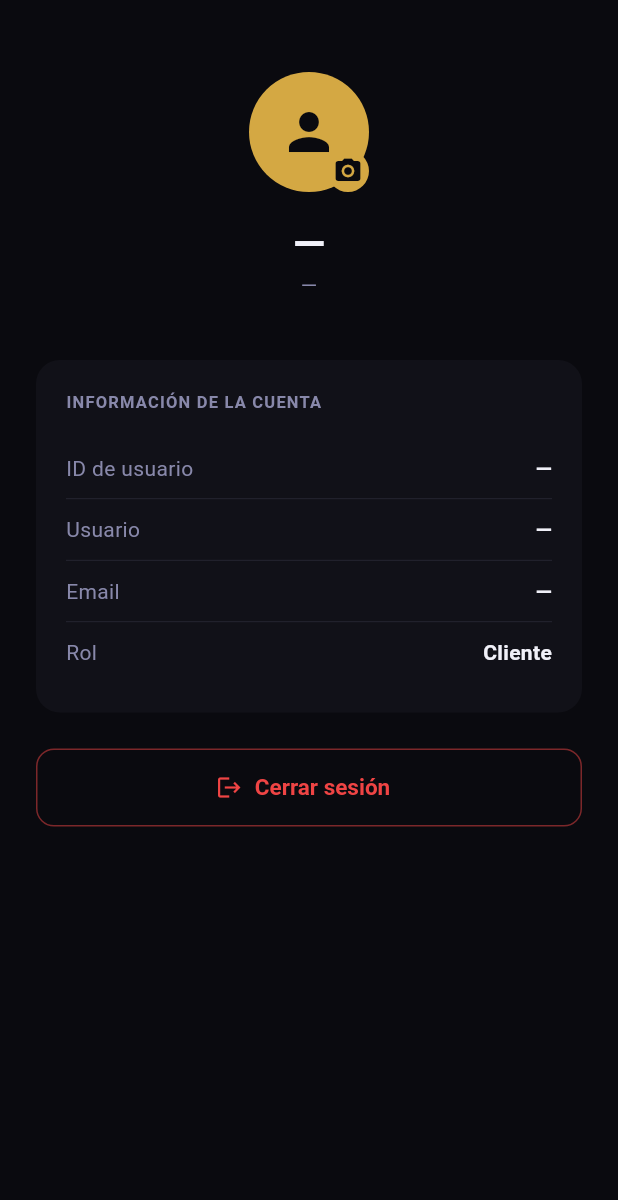
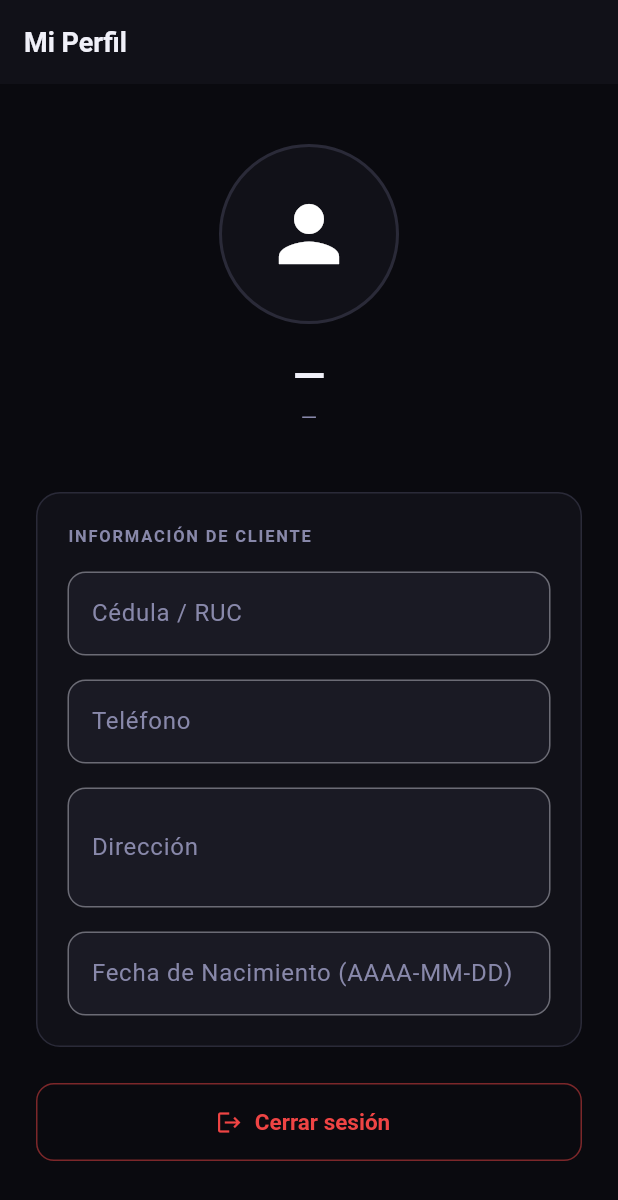
Before and after one commit to Adavidfr/motoshop_app, a Flutter app: the ProfileScreen screen opened by its route, on a phone screen of 412 x 824 dp. Shown: the top 1200 px of the screen. Run offline on Flutter 3.47's test engine with Material 3 defaults, Android fonts, the phone set to English and light mode, and no system bars; our stand-ins replace cached_network_image, dio, flutter_dotenv, flutter_riverpod, flutter_secure_storage, go_router and 1 more; accounts and stored records are empty; network calls fail.

Commit message:
moto-T1-Implementacion completa de autenticacion, login JWT y perfil cliente

```diff
--- a/lib/domain/model/user_profile.dart
+++ b/lib/domain/model/user_profile.dart
@@ -1,30 +1,66 @@
-// lib/domain/model/user_profile.dart  (extracto relevante)
+// lib/domain/model/user_profile.dart
+
 class UserProfile {
+  final int idPerfil;
+  final String username;
+  final String email;
+  final String cedula;
+  final String telefono;
+  final String direccion;
+  final String? fotoPerfil;
+  final String? fechaNacimiento;
+
   const UserProfile({
-    required this.id,
+    required this.idPerfil,
     required this.username,
     required this.email,
-    required this.firstName,
-    required this.lastName,
-    required this.isStaff,
-    this.avatarUrl,
+    required this.cedula,
+    required this.telefono,
+    required this.direccion,
+    this.fotoPerfil,
+    this.fechaNacimiento,
   });
 
-  final int     id;
-  final String  username;
-  final String  email;
-  final String  firstName;
-  final String  lastName;
-  final bool    isStaff;
-  final String? avatarUrl; // <-- URL absoluta o null
+  factory UserProfile.fromJson(Map<String, dynamic> json) => UserProfile(
+        idPerfil: json['id_perfil'] as int,
+        username: json['username'] as String? ?? '',
+        email: json['email'] as String? ?? '',
+        cedula: json['cedula'] as String? ?? '',
+        telefono: json['telefono'] as String? ?? '',
+        direccion: json['direccion'] as String? ?? '',
+        fotoPerfil: json['foto_perfil'] as String?,
+        fechaNacimiento: json['fecha_nacimiento'] as String?,
+      );
 
-  factory UserProfile.fromJson(Map<String, dynamic> j) => UserProfile(
-    id:         j['id']          as int,
-    username:   j['username']    as String,
-    email:      j['email']       as String,
-    firstName:  j['first_name']  as String? ?? '',
-    lastName:   j['last_name']   as String? ?? '',
-    isStaff:    j['is_staff']    as bool?   ?? false,
-    avatarUrl:  j['avatar_url']  as String?,
-  );
+  Map<String, dynamic> toJson() => {
+        'id_perfil': idPerfil,
+        'username': username,
+        'email': email,
+        'cedula': cedula,
+        'telefono': telefono,
+        'direccion': direccion,
+        'foto_perfil': fotoPerfil,
+        'fecha_nacimiento': fechaNacimiento,
+      };
+
+  UserProfile copyWith({
+    int? idPerfil,
+    String? username,
+    String? email,
+    String? cedula,
+    String? telefono,
+    String? direccion,
+    String? fotoPerfil,
+    String? fechaNacimiento,
+  }) =>
+      UserProfile(
+        idPerfil: idPerfil ?? this.idPerfil,
+        username: username ?? this.username,
+        email: email ?? this.email,
+        cedula: cedula ?? this.cedula,
+        telefono: telefono ?? this.telefono,
+        direccion: direccion ?? this.direccion,
+        fotoPerfil: fotoPerfil ?? this.fotoPerfil,
+        fechaNacimiento: fechaNacimiento ?? this.fechaNacimiento,
+      );
 }
--- a/lib/presentation/screens/auth/profile_screen.dart
+++ b/lib/presentation/screens/auth/profile_screen.dart
@@ -1,67 +1,170 @@
 // lib/presentation/screens/auth/profile_screen.dart
 
+import 'dart:io';
 import 'package:flutter/material.dart';
 import 'package:flutter_riverpod/flutter_riverpod.dart';
 import 'package:go_router/go_router.dart';
+import 'package:image_picker/image_picker.dart';
 import '../../../theme/app_colors.dart';
 import '../../providers/auth_provider.dart';
-import '../../providers/image_upload_provider.dart';
 import '../../providers/profile_provider.dart';
 import '../../widgets/user_avatar.dart';
 
-class ProfileScreen extends ConsumerWidget {
+class ProfileScreen extends ConsumerStatefulWidget {
   const ProfileScreen({super.key});
 
   @override
-  Widget build(BuildContext context, WidgetRef ref) {
+  ConsumerState<ProfileScreen> createState() => _ProfileScreenState();
+}
+
+class _ProfileScreenState extends ConsumerState<ProfileScreen> {
+  final _formKey = GlobalKey<FormState>();
+  final _picker = ImagePicker();
+
+  late TextEditingController _cedulaCtrl;
+  late TextEditingController _telefonoCtrl;
+  late TextEditingController _direccionCtrl;
+  late TextEditingController _fechaNacCtrl;
+
+  bool _isEditing = false;
+  File? _selectedImageFile;
+
+  @override
+  void initState() {
+    super.initState();
+    _cedulaCtrl = TextEditingController();
+    _telefonoCtrl = TextEditingController();
+    _direccionCtrl = TextEditingController();
+    _fechaNacCtrl = TextEditingController();
+  }
+
+  @override
+  void dispose() {
+    _cedulaCtrl.dispose();
+    _telefonoCtrl.dispose();
+    _direccionCtrl.dispose();
+    _fechaNacCtrl.dispose();
+    super.dispose();
+  }
+
+  void _populateFields(UserProfile? profile) {
+    if (profile == null) return;
+    _cedulaCtrl.text = profile.cedula;
+    _telefonoCtrl.text = profile.telefono;
+    _direccionCtrl.text = profile.direccion;
+    _fechaNacCtrl.text = profile.fechaNacimiento ?? '';
+  }
+
+  Future<void> _pickImage() async {
+    final picked = await _picker.pickImage(source: ImageSource.gallery, imageQuality: 85);
+    if (picked != null) {
+      setState(() {
+        _selectedImageFile = File(picked.path);
+      });
+    }
+  }
+
+  @override
+  Widget build(BuildContext context) {
     final user = ref.watch(authProvider).user;
-    final profileAsync = ref.watch(profileProvider);
-    final uploadState = ref.watch(imageUploadProvider);
+    final profileState = ref.watch(profileProvider);
     final tt = Theme.of(context).textTheme;
 
-    ref.listen<ImageUploadState>(imageUploadProvider, (_, next) {
-      if (next is ImageUploadSuccess) {
+    // Popular campos si no se está editando y los datos se cargaron
+    if (!_isEditing && profileState.profile != null) {
+      _populateFields(profileState.profile);
+    }
+
+    ref.listen<ProfileFormState>(
+      profileProvider.select((s) => s.formState),
+      (_, next) {
+        if (next is ProfileFormSuccess) {
           ScaffoldMessenger.of(context).showSnackBar(
-          const SnackBar(content: Text('Avatar actualizado correctamente.')),
+            SnackBar(content: Text(next.message), backgroundColor: AppColors.accent),
           );
-        ref.invalidate(profileProvider);
-        ref.read(imageUploadProvider.notifier).reset();
-      } else if (next is ImageUploadError) {
+          ref.read(profileProvider.notifier).resetFormState();
+          setState(() {
+            _isEditing = false;
+            _selectedImageFile = null;
+          });
+        } else if (next is ProfileFormError) {
           ScaffoldMessenger.of(context).showSnackBar(
-          SnackBar(
-            content: Text(next.message),
-            backgroundColor: AppColors.error,
-          ),
+            SnackBar(content: Text(next.message), backgroundColor: AppColors.error),
           );
-        ref.read(imageUploadProvider.notifier).reset();
+          ref.read(profileProvider.notifier).resetFormState();
         }
-    });
+      },
+    );
+
+    final isSaving = profileState.formState is ProfileFormSaving;
+    final profile = profileState.profile;
 
     return Scaffold(
+      appBar: AppBar(
+        title: const Text('Mi Perfil'),
+        actions: [
+          if (!_isEditing && profile != null)
+            IconButton(
+              icon: const Icon(Icons.edit_outlined),
+              onPressed: () => setState(() => _isEditing = true),
+              tooltip: 'Editar Perfil',
+            ),
+          if (_isEditing)
+            IconButton(
+              icon: const Icon(Icons.close),
+              onPressed: () => setState(() {
+                _isEditing = false;
+                _selectedImageFile = null;
+              }),
+              tooltip: 'Cancelar Edición',
+            ),
+        ],
+      ),
       body: SafeArea(
-        child: SingleChildScrollView(
+        child: profileState.isLoading && profile == null
+            ? const Center(child: CircularProgressIndicator())
+            : SingleChildScrollView(
                 padding: const EdgeInsets.all(24),
                 child: Column(
                   children: [
-              const SizedBox(height: 24),
-
-              // Avatar con tap para cambiar
-              Stack(
-                alignment: Alignment.center,
+                    const SizedBox(height: 16),
+                    // Avatar & Picker
+                    Center(
+                      child: GestureDetector(
+                        onTap: _isEditing ? _pickImage : null,
+                        child: Stack(
+                          alignment: Alignment.bottomRight,
                           children: [
-                  UserAvatar(
-                    avatarUrl: profileAsync.valueOrNull?.avatarUrl,
-                    username: user?.username,
-                    radius: 40,
-                    onTap: uploadState is ImageUploadLoading
-                        ? null
-                        : () => ref
-                            .read(imageUploadProvider.notifier)
-                            .pickAndUploadAvatar(),
+                            Container(
+                              width: 120,
+                              height: 120,
+                              decoration: BoxDecoration(
+                                shape: BoxShape.circle,
+                                color: AppColors.surface,
+                                border: Border.all(color: AppColors.border, width: 2),
                               ),
-                  if (uploadState is ImageUploadLoading)
-                    const CircularProgressIndicator(),
+                              child: ClipOval(
+                                child: _selectedImageFile != null
+                                    ? Image.file(_selectedImageFile!, fit: BoxFit.cover)
+                                    : (profile?.fotoPerfil != null
+                                        ? Image.network(
+                                            profile!.fotoPerfil!,
+                                            fit: BoxFit.cover,
+                                            errorBuilder: (c, o, s) =>
+                                                const Icon(Icons.person, size: 60),
+                                          )
+                                        : const Icon(Icons.person, size: 60)),
+                              ),
+                            ),
+                            if (_isEditing)
+                              CircleAvatar(
+                                radius: 18,
+                                backgroundColor: AppColors.accent,
+                                child: const Icon(Icons.camera_alt, size: 18, color: Colors.white),
+                              )
                           ],
+                        ),
+                      ),
                     ),
                     const SizedBox(height: 16),
                     Text(user?.username ?? '—', style: tt.headlineMedium),
@@ -69,14 +172,13 @@ class ProfileScreen extends ConsumerWidget {
                     const SizedBox(height: 8),
                     if (user?.isStaff == true)
                       Container(
-                  padding:
-                      const EdgeInsets.symmetric(horizontal: 14, vertical: 4),
+                        padding: const EdgeInsets.symmetric(horizontal: 14, vertical: 4),
                         decoration: BoxDecoration(
                           color: AppColors.accent.withValues(alpha: 0.15),
                           borderRadius: BorderRadius.circular(999),
                         ),
                         child: const Text(
-                    'Staff',
+                          'Staff / Administrador',
                           style: TextStyle(
                             color: AppColors.accent,
                             fontSize: 12,
@@ -87,67 +189,87 @@ class ProfileScreen extends ConsumerWidget {
                       ),
                     const SizedBox(height: 32),
 
-              // Información de la cuenta
-              Container(
+                    Form(
+                      key: _formKey,
+                      child: Container(
                         width: double.infinity,
                         padding: const EdgeInsets.all(20),
                         decoration: BoxDecoration(
                           color: AppColors.surface,
                           borderRadius: BorderRadius.circular(16),
+                          border: Border.all(color: AppColors.border),
                         ),
                         child: Column(
                           crossAxisAlignment: CrossAxisAlignment.start,
                           children: [
-                    const Text(
-                      'INFORMACIÓN DE LA CUENTA',
-                      style: TextStyle(
+                            Text(
+                              'INFORMACIÓN DE CLIENTE',
+                              style: tt.labelSmall?.copyWith(
+                                letterSpacing: 1.2,
                                 color: AppColors.textSecondary,
-                        fontSize: 11,
                                 fontWeight: FontWeight.bold,
-                        letterSpacing: 0.8,
                               ),
                             ),
                             const SizedBox(height: 16),
-                    ...[
-                      ('ID de usuario', user?.id.toString() ?? '—'),
-                      ('Usuario', user?.username ?? '—'),
-                      ('Email', user?.email ?? '—'),
-                      (
-                        'Rol',
-                        user?.isStaff == true ? 'Administrador' : 'Cliente'
+                            TextFormField(
+                              controller: _cedulaCtrl,
+                              decoration: const InputDecoration(labelText: 'Cédula / RUC'),
+                              enabled: _isEditing && !isSaving,
+                              validator: (val) =>
+                                  val == null || val.trim().isEmpty ? 'Requerido' : null,
                             ),
-                    ].asMap().entries.map((entry) {
-                      final isLast = entry.key == 3;
-                      return Column(
-                        children: [
-                          Padding(
-                            padding: const EdgeInsets.symmetric(vertical: 10),
-                            child: Row(
-                              mainAxisAlignment: MainAxisAlignment.spaceBetween,
-                              children: [
-                                Text(entry.value.$1,
-                                    style: const TextStyle(
-                                        color: AppColors.textSecondary)),
-                                Text(
-                                  entry.value.$2,
-                                  style: const TextStyle(
-                                    color: AppColors.textPrimary,
-                                    fontWeight: FontWeight.w600,
+                            const SizedBox(height: 16),
+                            TextFormField(
+                              controller: _telefonoCtrl,
+                              decoration: const InputDecoration(labelText: 'Teléfono'),
+                              enabled: _isEditing && !isSaving,
+                              validator: (val) =>
+                                  val == null || val.trim().isEmpty ? 'Requerido' : null,
+                            ),
+                            const SizedBox(height: 16),
+                            TextFormField(
+                              controller: _direccionCtrl,
+                              decoration: const InputDecoration(labelText: 'Dirección'),
+                              maxLines: 2,
+                              enabled: _isEditing && !isSaving,
+                              validator: (val) =>
+                                  val == null || val.trim().isEmpty ? 'Requerido' : null,
+                            ),
+                            const SizedBox(height: 16),
+                            TextFormField(
+                              controller: _fechaNacCtrl,
+                              decoration: const InputDecoration(
+                                labelText: 'Fecha de Nacimiento (AAAA-MM-DD)',
+                                hintText: 'Ej. 1995-10-25',
+                              ),
+                              enabled: _isEditing && !isSaving,
+                              validator: (val) {
+                                if (val == null || val.trim().isEmpty) return null;
+                                final regex = RegExp(r'^\d{4}-\d{2}-\d{2}$');
+                                if (!regex.hasMatch(val)) return 'Formato debe ser AAAA-MM-DD';
+                                return null;
+                              },
+                            ),
+                            if (_isEditing) ...[
+                              const SizedBox(height: 24),
+                              SizedBox(
+                                width: double.infinity,
+                                height: 50,
+                                child: ElevatedButton(
+                                  onPressed: isSaving ? null : _onSave,
+                                  child: isSaving
+                                      ? const CircularProgressIndicator()
+                                      : const Text('Guardar Cambios'),
                                 ),
                               ),
+                            ]
                           ],
                         ),
-                          ),
-                          if (!isLast) const Divider(height: 1),
-                        ],
-                      );
-                    }),
-                  ],
                       ),
                     ),
                     const SizedBox(height: 24),
 
-              // Botón Admin — solo visible para staff
+                    // Admin view list navigate button
                     if (user?.isStaff == true) ...[
                       SizedBox(
                         width: double.infinity,
@@ -155,23 +277,13 @@ class ProfileScreen extends ConsumerWidget {
                         child: ElevatedButton.icon(
                           onPressed: () => context.go('/admin'),
                           icon: const Icon(Icons.admin_panel_settings_outlined),
-                    label: const Text('Panel Admin'),
+                          label: const Text('Panel de Usuarios (Admin)'),
                         ),
                       ),
-                const SizedBox(height: 12),
-                SizedBox(
-                  width: double.infinity,
-                  height: 52,
-                  child: ElevatedButton.icon(
-                    onPressed: () => context.push('/send-notification'),
-                    icon: const Icon(Icons.send_outlined),
-                    label: const Text('Enviar notificación'),
-                  ),
-                ),
-                const SizedBox(height: 12),
+                      const SizedBox(height: 16),
                     ],
 
-              // Botón logout
+                    // Logout Button
                     _LogoutButton(
                       onConfirm: () async {
                         await ref.read(authProvider.notifier).logout();
@@ -182,6 +294,18 @@ class ProfileScreen extends ConsumerWidget {
                 ),
               ),
       ),
+    );
+  }
+
+  void _onSave() {
+    if (!_formKey.currentState!.validate()) return;
+
+    ref.read(profileProvider.notifier).updateProfile(
+          cedula: _cedulaCtrl.text.trim(),
+          telefono: _telefonoCtrl.text.trim(),
+          direccion: _direccionCtrl.text.trim(),
+          fechaNacimiento: _fechaNacCtrl.text.trim().isEmpty ? null : _fechaNacCtrl.text.trim(),
+          fotoFile: _selectedImageFile,
         );
   }
 }
@@ -199,10 +323,8 @@ class _LogoutButton extends StatelessWidget {
             context: context,
             builder: (dialogContext) => AlertDialog(
               backgroundColor: AppColors.surface,
-              shape: RoundedRectangleBorder(
-                  borderRadius: BorderRadius.circular(16)),
-              title: const Text('¿Cerrar sesión?',
-                  style: TextStyle(color: AppColors.textPrimary)),
+              shape: RoundedRectangleBorder(borderRadius: BorderRadius.circular(16)),
+              title: const Text('¿Cerrar sesión?', style: TextStyle(color: AppColors.textPrimary)),
               content: const Text(
                 'Tu sesión se cerrará en este dispositivo.',
                 style: TextStyle(color: AppColors.textSecondary),
@@ -220,8 +342,7 @@ class _LogoutButton extends StatelessWidget {
                   },
                   child: const Text(
                     'Cerrar sesión',
-                    style: TextStyle(
-                        color: AppColors.error, fontWeight: FontWeight.bold),
+                    style: TextStyle(color: AppColors.error, fontWeight: FontWeight.bold),
                   ),
                 ),
               ],
```
Also changed, not shown: lib/presentation/providers/profile_provider.dart (+123 -13 lines). Lines whose indentation alone changed are shown as unchanged.
